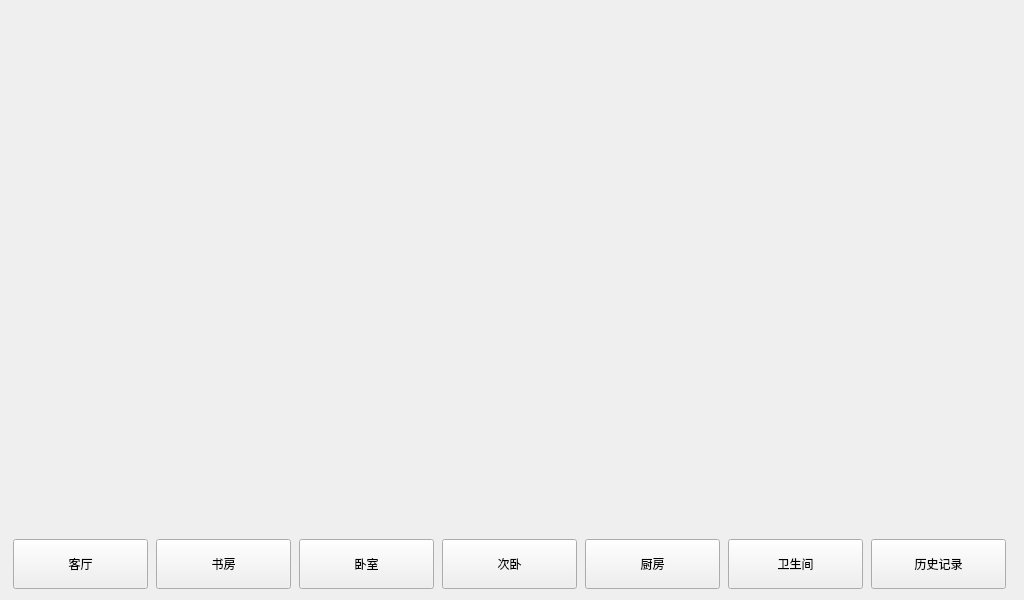
Above: QtWorkSpace/Gateway/home.ui from sunnyfjk/UEA_10_08 before the change. Below: the same form after it.
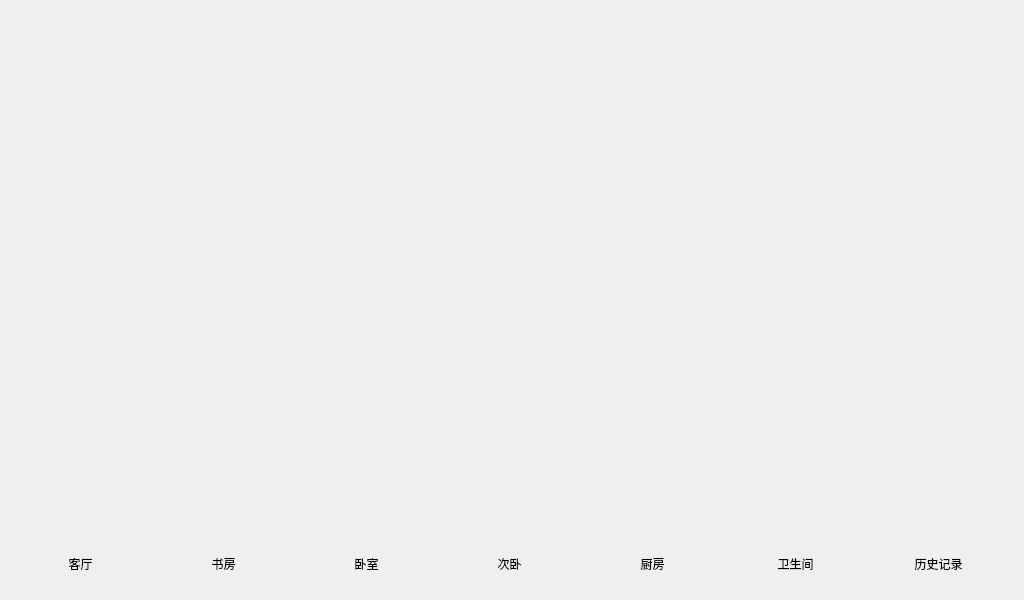
That is the form after the change. Icons and pictures are not drawn.

Diff of the .ui file:
```diff
--- a/QtWorkSpace/Gateway/home.ui
+++ b/QtWorkSpace/Gateway/home.ui
@@ -25,6 +25,9 @@
   <property name="windowTitle">
    <string>home</string>
   </property>
+  <property name="styleSheet">
+   <string notr="true"/>
+  </property>
   <layout class="QVBoxLayout" name="verticalLayout" stretch="9,0">
    <item>
     <widget class="QWidget" name="widget" native="true">
@@ -51,9 +54,15 @@
          <height>16777215</height>
         </size>
        </property>
+       <property name="styleSheet">
+        <string notr="true">border-image: url(:/cl.png);</string>
+       </property>
        <property name="text">
         <string>客厅</string>
        </property>
+       <property name="flat">
+        <bool>true</bool>
+       </property>
       </widget>
      </item>
      <item>
@@ -70,9 +79,15 @@
          <height>16777215</height>
         </size>
        </property>
+       <property name="styleSheet">
+        <string notr="true">border-image: url(:/cl.png);</string>
+       </property>
        <property name="text">
         <string>书房</string>
        </property>
+       <property name="flat">
+        <bool>true</bool>
+       </property>
       </widget>
      </item>
      <item>
@@ -89,9 +104,15 @@
          <height>16777215</height>
         </size>
        </property>
+       <property name="styleSheet">
+        <string notr="true">border-image: url(:/cl.png);</string>
+       </property>
        <property name="text">
         <string>卧室</string>
        </property>
+       <property name="flat">
+        <bool>true</bool>
+       </property>
       </widget>
      </item>
      <item>
@@ -108,9 +129,15 @@
          <height>16777215</height>
         </size>
        </property>
+       <property name="styleSheet">
+        <string notr="true">border-image: url(:/cl.png);</string>
+       </property>
        <property name="text">
         <string>次卧</string>
        </property>
+       <property name="flat">
+        <bool>true</bool>
+       </property>
       </widget>
      </item>
      <item>
@@ -127,9 +154,15 @@
          <height>16777215</height>
         </size>
        </property>
+       <property name="styleSheet">
+        <string notr="true">border-image: url(:/cl.png);</string>
+       </property>
        <property name="text">
         <string>厨房</string>
        </property>
+       <property name="flat">
+        <bool>true</bool>
+       </property>
       </widget>
      </item>
      <item>
@@ -146,9 +179,15 @@
          <height>16777215</height>
         </size>
        </property>
+       <property name="styleSheet">
+        <string notr="true">border-image: url(:/cl.png);</string>
+       </property>
        <property name="text">
         <string>卫生间</string>
        </property>
+       <property name="flat">
+        <bool>true</bool>
+       </property>
       </widget>
      </item>
      <item>
@@ -165,9 +204,15 @@
          <height>16777215</height>
         </size>
        </property>
+       <property name="styleSheet">
+        <string notr="true">border-image: url(:/cl.png);</string>
+       </property>
        <property name="text">
         <string>历史记录</string>
        </property>
+       <property name="flat">
+        <bool>true</bool>
+       </property>
       </widget>
      </item>
     </layout>
```
Left out of the diff: 3 changed lines with no effect on the pictures.
